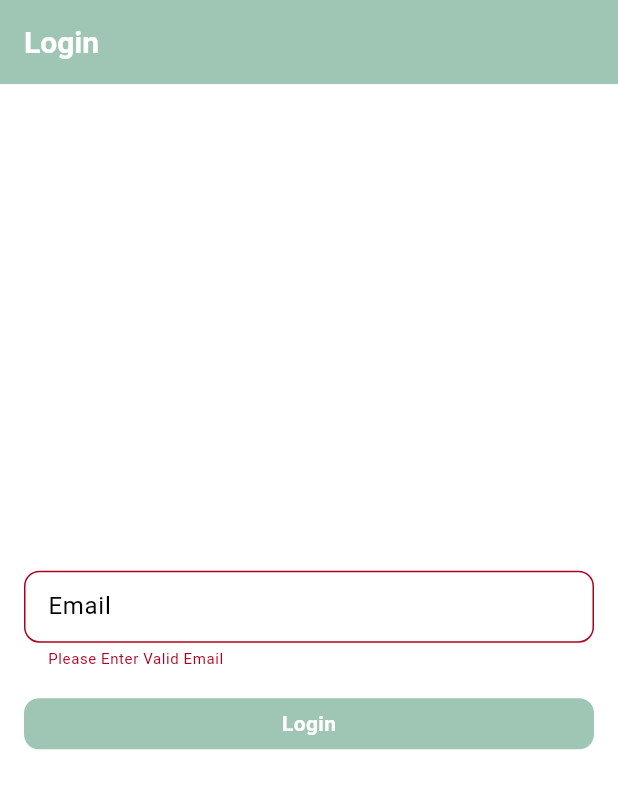
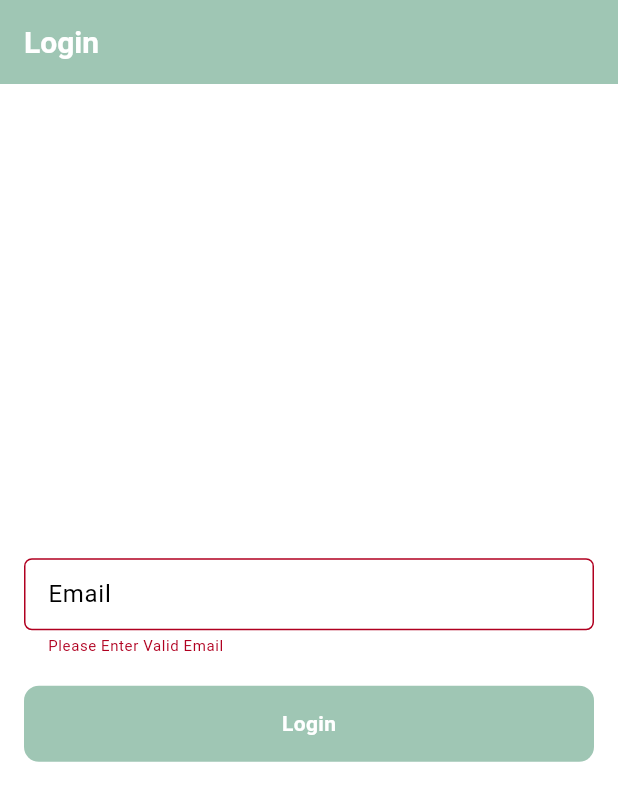
Before and after one commit to devloper64/flutter_sample_chat, a Flutter app: the screen it shows after launch, after a tap on "Login", on a phone screen of 412 x 824 dp. Shown: the top 801 px of the screen. Run offline on Flutter 3.47's test engine with Material 3 defaults, Android fonts, the phone set to English and light mode, and no system bars; our stand-ins replace flutter_otp_text_field, get, graphql_flutter, shared_preferences; network calls fail; Roboto replaces fonts that are missing (Hiragino Sans).

Commit message:
up to date

```diff
--- a/lib/main.dart
+++ b/lib/main.dart
@@ -1,4 +1,5 @@
 import 'package:flutter/material.dart';
+import 'package:flutter/services.dart';
 import 'package:get/get.dart';
 import 'package:graphql_flutter/graphql_flutter.dart';
 import 'package:sample_chat_app_with_graphql/domain/usecases/message_usecase.dart';
@@ -7,6 +8,7 @@ import 'package:sample_chat_app_with_graphql/presentation/controllers/chat_list_
 import 'package:sample_chat_app_with_graphql/presentation/pages/chat_list_page.dart';
 import 'package:sample_chat_app_with_graphql/theme/theme_helper.dart';
 import 'package:sample_chat_app_with_graphql/utils/pref_utils.dart';
+import 'package:sample_chat_app_with_graphql/utils/size_utils.dart';
 import 'data/datasources/auth_remote_datasource.dart';
 import 'data/datasources/conversation_remote_datasource.dart';
 import 'data/datasources/message_remote_datasource.dart';
@@ -65,22 +67,36 @@ void main() async {
       messageUseCase: MessageUseCase(messageRepository)
   ));
 
-  runApp(MyApp());
+
+  SystemChrome.setPreferredOrientations([
+    DeviceOrientation.portraitUp,
+  ]).then((value) async {
+
+    runApp(const MyApp());
+  });
+
+
 }
 
 class MyApp extends StatelessWidget {
+  const MyApp({super.key});
+
   @override
   Widget build(BuildContext context) {
+    return Sizer(
+      builder: (context,orientation,deviceType) {
         return GetMaterialApp(
           theme: theme,
           debugShowCheckedModeBanner: false,
           title: 'Flutter Demo',
-      initialRoute: PrefUtils().getAccessToken().isEmpty?'/':'/chat-list',
+          initialRoute: PrefUtils().getAccessToken().isEmpty?'/login':'/chat-list',
           getPages: [
-        GetPage(name: '/', page: () => LoginPage()),
+            GetPage(name: '/login', page: () => LoginPage()),
             GetPage(name: '/verify-otp', page: () => VerifyOtpPage()),
             GetPage(name: '/chat-list', page: () => ChatListScreen()),
           ],
         );
       }
+    );
   }
+}
--- a/lib/presentation/pages/chat_list_page.dart
+++ b/lib/presentation/pages/chat_list_page.dart
@@ -16,7 +16,7 @@ class ChatListScreen extends StatelessWidget {
       appBar: AppBar(title: const Text("Chat List",style: TextStyle(color: Colors.white),),backgroundColor: appTheme.green200,actions: [
         IconButton(onPressed: (){
           PrefUtils().clearPreferencesData();
-          Get.offAllNamed('/');
+          Get.offAllNamed('/login');
         }, icon: Icon(Icons.logout,color: Colors.white,))
       ],),
       body: Obx(() {
--- a/lib/presentation/pages/login_page.dart
+++ b/lib/presentation/pages/login_page.dart
@@ -6,6 +6,9 @@ import '../../theme/theme_helper.dart';
 import '../controllers/auth_controller.dart';
 
 class LoginPage extends StatelessWidget {
+
+
+  LoginPage({super.key});
   final AuthController controller = Get.find();
   final GlobalKey<FormState> _formKey = GlobalKey<FormState>();
   @override
@@ -74,7 +77,7 @@ class LoginPage extends StatelessWidget {
                       },
                       child: Container(
                         alignment: Alignment.center,
-                          height:  48.v,
+                          height:  48.h,
                           width:  double.maxFinite,
 
                           decoration: BoxDecoration( color: appTheme.green200,borderRadius: BorderRadius.circular(10) ),
--- a/lib/presentation/pages/verify_otp_page.dart
+++ b/lib/presentation/pages/verify_otp_page.dart
@@ -18,8 +18,8 @@ class VerifyOtpPage extends StatelessWidget {
           children: [
             OtpTextField(
               numberOfFields: 6,
-              fieldWidth: 50..h,
-              fieldHeight: 72.v,
+              fieldWidth: 50.h,
+              fieldHeight: 72.h,
               borderColor: appTheme.green50,
               showFieldAsBox: true,
               fillColor:appTheme.green50,
@@ -51,7 +51,7 @@ class VerifyOtpPage extends StatelessWidget {
                   },
                   child: Container(
                     alignment: Alignment.center,
-                    height:  48.v,
+                    height:  48.h,
                     width:  double.maxFinite,
                     decoration: BoxDecoration( color: appTheme.green200,borderRadius: BorderRadius.circular(10) ),
                     child: const Text("Verify Otp",style: TextStyle(color: Colors.white,fontWeight: FontWeight.bold),),
--- a/lib/utils/size_utils.dart
+++ b/lib/utils/size_utils.dart
@@ -1,58 +1,82 @@
-import 'dart:ui' as ui;
-import 'package:flutter/material.dart';
+import 'package:flutter/material.dart'; // These are the Viewport values of your Figma Design.
 
-// This functions are responsible to make UI responsive across all the mobile devices.
-
-MediaQueryData mediaQueryData = MediaQueryData.fromWindow(ui.window);
-
-// These are the Viewport values of your Figma Design.
 // These are used in the code as a reference to create your UI Responsively.
 const num FIGMA_DESIGN_WIDTH = 390;
 const num FIGMA_DESIGN_HEIGHT = 844;
 const num FIGMA_DESIGN_STATUS_BAR = 0;
 
-///This extension is used to set padding/margin (for the top and bottom side) & height of the screen or widget according to the Viewport height.
 extension ResponsiveExtension on num {
-  ///This method is used to get device viewport width.
-  get _width {
-    return mediaQueryData.size.width;
-  }
-
-  ///This method is used to get device viewport height.
-  get _height {
-    num statusBar = mediaQueryData.viewPadding.top;
-    num bottomBar = mediaQueryData.viewPadding.bottom;
-    num screenHeight = mediaQueryData.size.height - statusBar - bottomBar;
-    return screenHeight;
-  }
-
-  ///This method is used to set padding/margin (for the left and Right side) & width of the screen or widget according to the Viewport width.
-  double get h => ((this * _width) / FIGMA_DESIGN_WIDTH);
-
-  ///This method is used to set padding/margin (for the top and bottom side) & height of the screen or widget according to the Viewport height.
-  double get v =>
-      (this * _height) / (FIGMA_DESIGN_HEIGHT - FIGMA_DESIGN_STATUS_BAR);
-
-  ///This method is used to set smallest px in image height and width
-  double get adaptSize {
-    var height = v;
-    var width = h;
-    return height < width ? height.toDoubleValue() : width.toDoubleValue();
-  }
-
-  ///This method is used to set text font size according to Viewport
-  double get fSize => adaptSize;
+  double get width => SizeUtils.width;
+  double get h => ((this * width) / FIGMA_DESIGN_WIDTH);
+  double get fSize => ((this * width) / FIGMA_DESIGN_WIDTH);
 }
 
 extension FormatExtension on double {
-  /// Return a [double] value with formatted according to provided fractionDigits
   double toDoubleValue({int fractionDigits = 2}) {
     return double.parse(this.toStringAsFixed(fractionDigits));
   }
+
+  double isNonZero({num defaultValue = 0.0}) {
+    return this > 0 ? this : defaultValue.toDouble();
+  }
 }
 
-extension FigmaDimention on double {
-  double toFigmaHeight(double fontSize) {
-    return this / fontSize;
+enum DeviceType { mobile, tablet, desktop }
+
+typedef ResponsiveBuild = Widget Function(
+    BuildContext context, Orientation orientation, DeviceType deviceType
+    );
+
+class Sizer extends StatelessWidget {
+  const Sizer({Key? key, required this.builder}) : super(key: key);
+
+  /// Builds the widget whenever the orientation changes.
+  final ResponsiveBuild builder;
+
+  @override
+  Widget build(BuildContext context) {
+    return LayoutBuilder(builder: (context, constraints) {
+      return OrientationBuilder(builder: (context, orientation) {
+        SizeUtils.setScreenSize(constraints, orientation);
+        return builder(context, orientation, SizeUtils.deviceType);
+      });
+    });
   }
 }
+// ignore_for_file: must_be_immutable
+class SizeUtils {
+  /// Device's BoxConstraints
+  static late BoxConstraints boxConstraints;
+
+  /// Device's Orientation
+  static late Orientation orientation;
+
+  /// Type of Device
+  ///
+  /// This can either be mobile or tablet
+  static late DeviceType deviceType;
+
+  /// Device's Height
+  static late double height;
+
+  /// Device's Width
+  static late double width;
+
+  static void setScreenSize(
+      BoxConstraints constraints,
+      Orientation currentOrientation,
+      ) {
+    boxConstraints = constraints;
+    orientation = currentOrientation;
+
+    if (orientation == Orientation.portrait) {
+      width = boxConstraints.maxWidth.isNonZero(defaultValue: FIGMA_DESIGN_WIDTH);
+      height = boxConstraints.maxHeight.isNonZero();
+    } else {
+      width = boxConstraints.maxHeight.isNonZero(defaultValue: FIGMA_DESIGN_WIDTH);
+      height = boxConstraints.maxWidth.isNonZero();
+    }
+
+    deviceType = DeviceType.mobile;
+  }
+}
```
Lines whose indentation alone changed are shown as unchanged.
